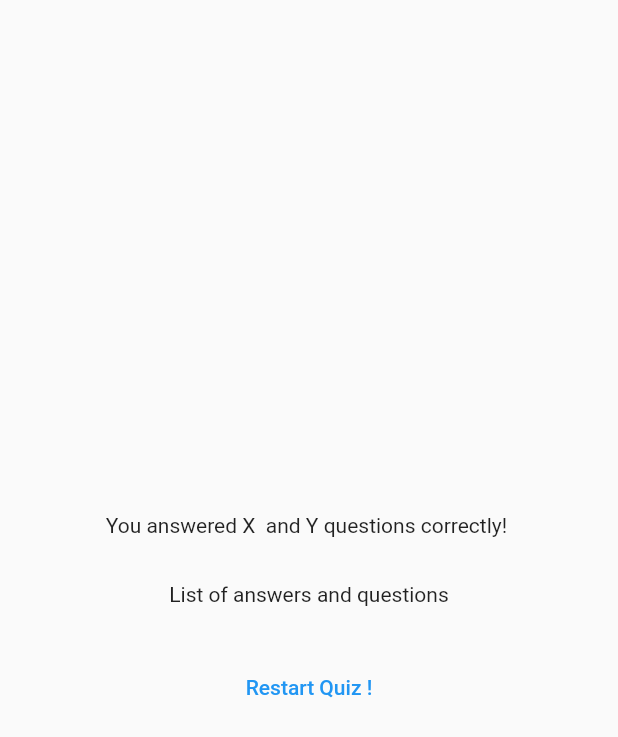
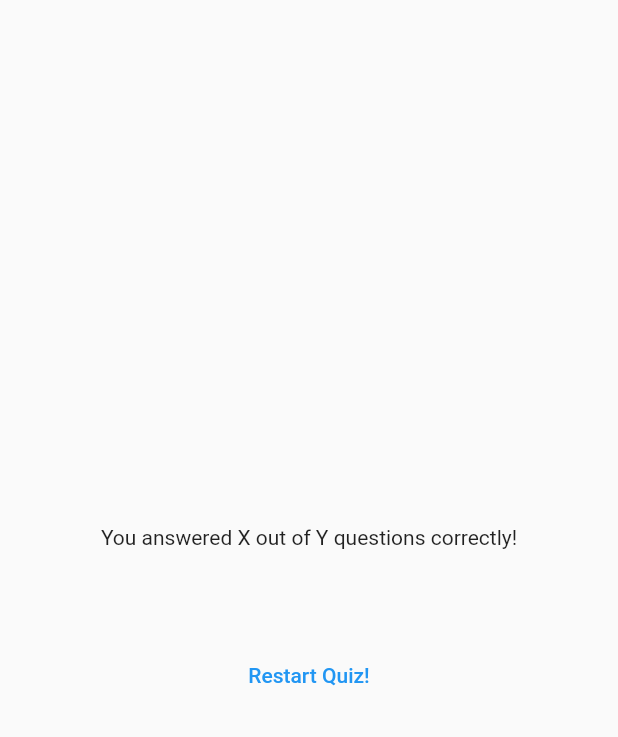
Before and after one commit to purbashis/Quiz_APP_flutter, a Flutter app: the ResultScreen widget shown alone on an empty page, opened directly with empty values, on a phone screen of 412 x 824 dp. Shown: the top 737 px of the screen. Run offline on Flutter 3.47's test engine with Material 2 defaults, Android fonts, the phone set to English and light mode, and no system bars; our stand-ins replace google_fonts.

Commit message:
combining columns and rows in result screen

```diff
--- a/lib/quiz.dart
+++ b/lib/quiz.dart
@@ -30,7 +30,6 @@ class _QuizState extends State<Quiz> {
 
     if (selectedAnswers.length == questions.length) {
       setState(() {
-        selectedAnswers = [];
         activeScreen = 'results-screen';
       });
     }
--- a/lib/results_screen.dart
+++ b/lib/results_screen.dart
@@ -1,5 +1,5 @@
 import 'package:adv_basics/data/questions.dart';
-import 'package:flutter/foundation.dart';
+import 'package:adv_basics/questions_summary.dart';
 import 'package:flutter/material.dart';
 
 class ResultScreen extends StatelessWidget {
@@ -15,7 +15,7 @@ class ResultScreen extends StatelessWidget {
         'question_index': i,
         'question': questions[i].text,
         'correct_answer': questions[i].answers[0],
-        'user_answer': choseAnswers[i]
+        'user_answer': choseAnswers[i],
       });
     }
     return summary;
@@ -27,20 +27,24 @@ class ResultScreen extends StatelessWidget {
       width: double.infinity,
       child: Container(
         margin: const EdgeInsets.all(40),
-            child:
-                Column(mainAxisAlignment: MainAxisAlignment.center, children: [
-              Text('You answered X  and Y questions correctly! '),
-              SizedBox(
+        child: Column(
+          mainAxisAlignment: MainAxisAlignment.center,
+          children: [
+            const Text('You answered X out of Y questions correctly!'),
+            const SizedBox(
               height: 30,
             ),
-              Text('List of answers and questions'),
-              SizedBox(
+            QuestionsSummary(getSummaryData()),
+            const SizedBox(
               height: 30,
             ),
             TextButton(
               onPressed: () {},
-                child: const Text('Restart Quiz !'),
+              child: const Text('Restart Quiz!'),
             )
-            ])));
+          ],
+        ),
+      ),
+    );
   }
 }
```
Also changed, not shown: lib/questions_summary.dart (+12 -2 lines). Lines whose indentation alone changed are shown as unchanged.
